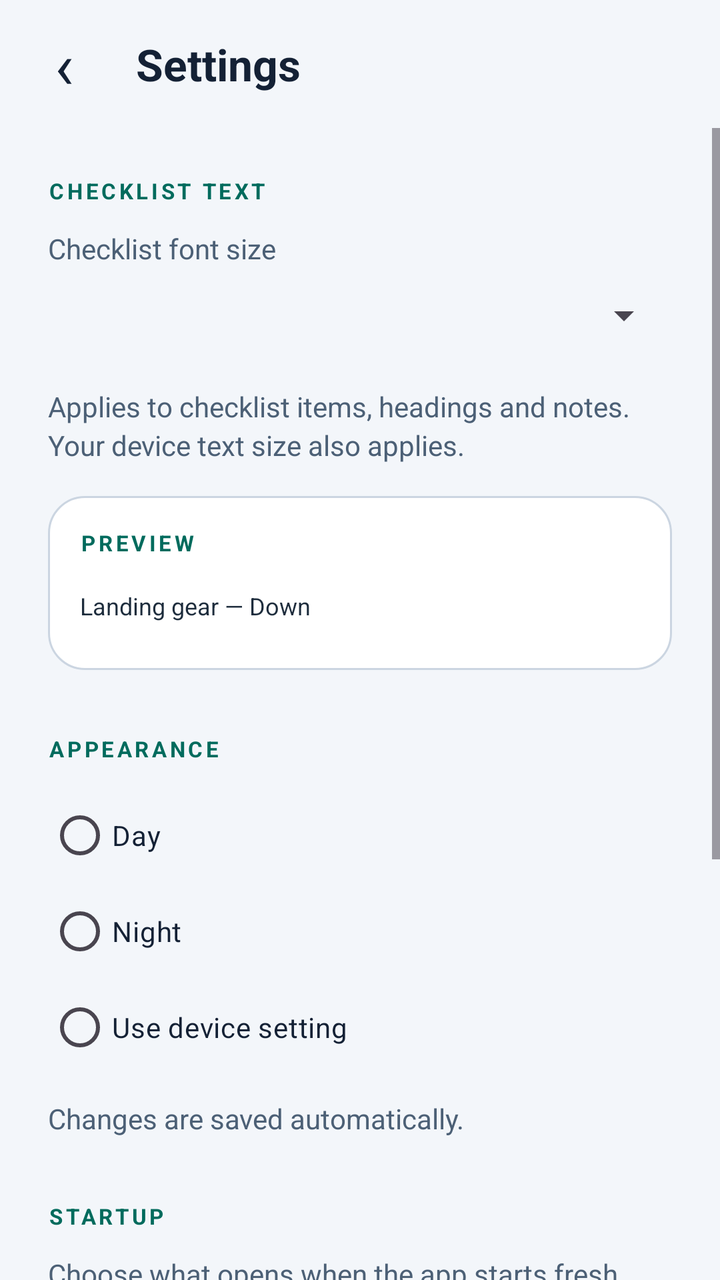
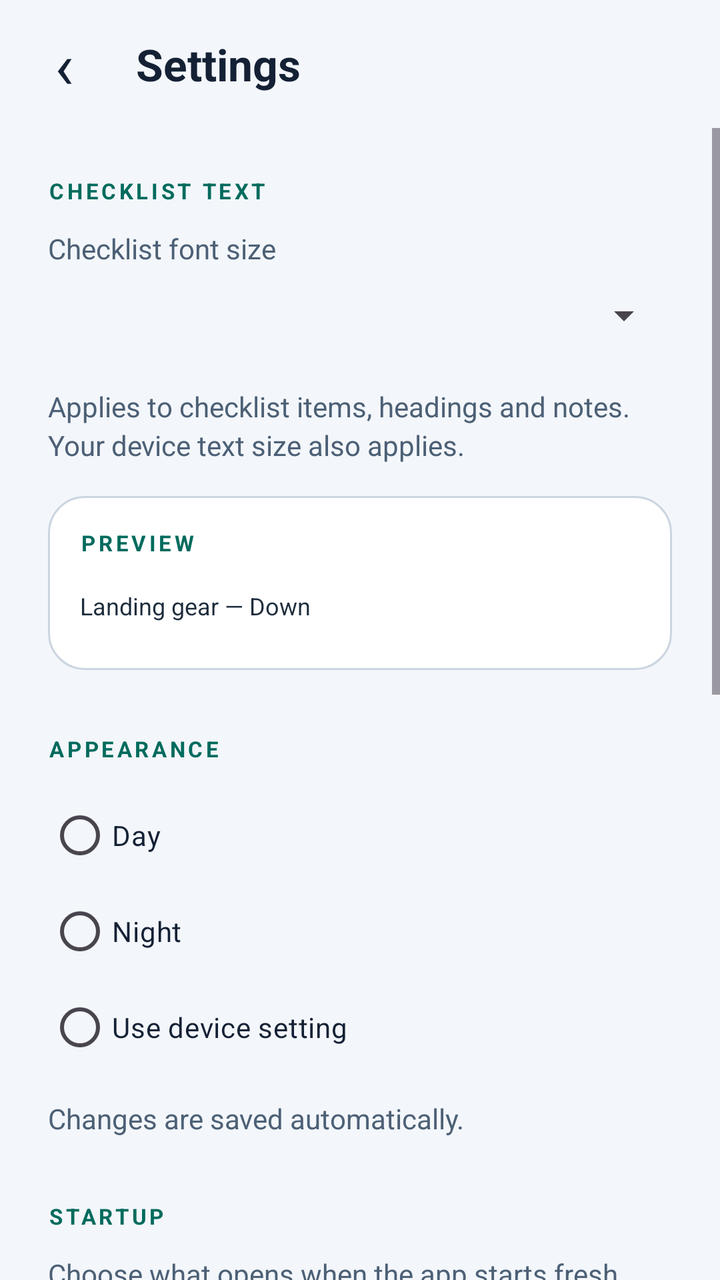

An Android layout rendered at two revisions. The XML below is the earlier revision; the diff shows what the commit changed to produce the second picture.
<!-- AndroidManifest.xml: application theme Theme.Electricalchecklist -->
<!-- res/layout/activity_settings.xml -->
<?xml version="1.0" encoding="utf-8"?>
<LinearLayout xmlns:android="http://schemas.android.com/apk/res/android" android:id="@+id/settings_root" android:layout_width="match_parent" android:layout_height="match_parent" android:orientation="vertical">
    <LinearLayout android:layout_width="match_parent" android:layout_height="wrap_content" android:orientation="horizontal" android:gravity="center_vertical" android:padding="8dp">
        <TextView android:id="@+id/settings_back" android:layout_width="48dp" android:layout_height="48dp" android:text="@string/back_symbol" android:textSize="32sp" android:textColor="@color/ink" android:gravity="center" android:background="?attr/selectableItemBackgroundBorderless" android:focusable="true" android:contentDescription="@string/back_from_settings"/>
        <TextView android:layout_width="0dp" android:layout_height="wrap_content" android:layout_weight="1" android:text="@string/settings" android:textSize="22sp" android:textStyle="bold" android:textColor="@color/ink" android:accessibilityHeading="true" android:paddingHorizontal="12dp"/>
    </LinearLayout>
    <ScrollView android:id="@+id/settings_scroll" android:layout_width="match_parent" android:layout_height="0dp" android:layout_weight="1" android:fillViewport="true">
        <LinearLayout android:layout_width="match_parent" android:layout_height="wrap_content" android:orientation="vertical" android:padding="24dp">
            <TextView style="@style/Eyebrow" android:text="@string/checklist_text"/>
            <TextView android:id="@+id/font_size_label" style="@style/BodyText" android:text="@string/checklist_font_size" android:labelFor="@id/font_size_selector"/>
            <Spinner android:id="@+id/font_size_selector" android:layout_width="match_parent" android:layout_height="48dp" android:spinnerMode="dropdown" android:contentDescription="@string/checklist_font_size"/>
            <TextView style="@style/BodyText" android:text="@string/font_size_hint"/>
            <LinearLayout android:layout_width="match_parent" android:layout_height="wrap_content" android:orientation="vertical" android:padding="16dp" android:layout_marginTop="16dp" android:background="@drawable/panel_background">
                <TextView style="@style/Eyebrow" android:text="@string/font_preview_label"/>
                <TextView android:id="@+id/font_preview" android:layout_width="match_parent" android:layout_height="wrap_content" android:layout_marginTop="16dp" android:layout_marginBottom="8dp" android:text="@string/font_preview_text" android:textSize="12sp" android:textColor="@color/checklist_ink"/>
            </LinearLayout>
            <TextView style="@style/Eyebrow" android:text="@string/appearance" android:layout_marginTop="32dp"/>
            <RadioGroup android:id="@+id/theme_choices" android:layout_width="match_parent" android:layout_height="wrap_content" android:layout_marginTop="12dp" android:orientation="vertical">
                <com.google.android.material.radiobutton.MaterialRadioButton android:id="@+id/theme_day" android:layout_width="match_parent" android:layout_height="wrap_content" android:minHeight="48dp" android:text="@string/theme_day" android:textColor="@color/ink"/>
                <com.google.android.material.radiobutton.MaterialRadioButton android:id="@+id/theme_night" android:layout_width="match_parent" android:layout_height="wrap_content" android:minHeight="48dp" android:text="@string/theme_night" android:textColor="@color/ink"/>
                <com.google.android.material.radiobutton.MaterialRadioButton android:id="@+id/theme_system" android:layout_width="match_parent" android:layout_height="wrap_content" android:minHeight="48dp" android:text="@string/theme_system" android:textColor="@color/ink"/>
            </RadioGroup>
            <TextView style="@style/BodyText" android:text="@string/display_settings_saved"/>
            <TextView style="@style/Eyebrow" android:text="@string/startup_heading" android:layout_marginTop="32dp"/>
            <TextView style="@style/BodyText" android:text="@string/startup_hint"/>
            <RadioGroup android:id="@+id/startup_choices" android:layout_width="match_parent" android:layout_height="wrap_content" android:layout_marginTop="12dp" android:orientation="vertical">
                <com.google.android.material.radiobutton.MaterialRadioButton android:id="@+id/startup_manufacturers" android:layout_width="match_parent" android:layout_height="wrap_content" android:minHeight="48dp" android:text="@string/startup_manufacturers" android:textColor="@color/ink"/>
                <com.google.android.material.radiobutton.MaterialRadioButton android:id="@+id/startup_favorite" android:layout_width="match_parent" android:layout_height="wrap_content" android:minHeight="48dp" android:text="@string/startup_favorite" android:textColor="@color/ink"/>
                <com.google.android.material.radiobutton.MaterialRadioButton android:id="@+id/startup_last_checklist" android:layout_width="match_parent" android:layout_height="wrap_content" android:minHeight="48dp" android:text="@string/startup_last_checklist" android:textColor="@color/ink"/>
            </RadioGroup>
            <LinearLayout android:id="@+id/startup_favorite_choice" android:layout_width="match_parent" android:layout_height="wrap_content" android:orientation="vertical" android:visibility="gone">
                <TextView android:id="@+id/startup_favorite_label" style="@style/BodyText" android:text="@string/startup_favorite_choice" android:labelFor="@id/startup_favorite_selector"/>
                <Spinner android:id="@+id/startup_favorite_selector" android:layout_width="match_parent" android:layout_height="wrap_content" android:minHeight="48dp" android:spinnerMode="dropdown" android:contentDescription="@string/startup_favorite_choice"/>
            </LinearLayout>
            <TextView android:id="@+id/startup_favorites_empty" style="@style/BodyText" android:text="@string/startup_favorites_empty" android:visibility="gone"/>
            <TextView style="@style/BodyText" android:text="@string/startup_fallback_hint" android:textSize="12sp"/>
            <com.google.android.material.button.MaterialButton android:id="@+id/about_button" style="@style/PrimaryAction" android:layout_marginTop="28dp" android:text="@string/about"/>
        </LinearLayout>
    </ScrollView>
</LinearLayout>
<!-- resources referenced by this layout -->
<resources>
  <color name="checklist_ink">#1D2C3C</color>
  <color name="ink">#142135</color>
  <string name="about">About</string>
  <string name="appearance">APPEARANCE</string>
  <string name="back_from_settings">Back to checklist app</string>
  <string name="back_symbol" translatable="false">‹</string>
  <string name="checklist_font_size">Checklist font size</string>
  <string name="checklist_text">CHECKLIST TEXT</string>
  <string name="display_settings_saved">Changes are saved automatically.</string>
  <string name="font_preview_label">PREVIEW</string>
  <string name="font_preview_text">Landing gear — Down</string>
  <string name="font_size_hint">Applies to checklist items, headings and notes. Your device text size also applies.</string>
  <string name="settings">Settings</string>
  <string name="startup_fallback_hint">The manufacturer list opens if no favorite or saved checklist is available.</string>
  <string name="startup_favorite">Favorite aircraft</string>
  <string name="startup_favorite_choice">Aircraft to open</string>
  <string name="startup_favorites_empty">Star an aircraft on its model card first, then choose it here.</string>
  <string name="startup_heading">STARTUP</string>
  <string name="startup_hint">Choose what opens when the app starts fresh. Returning from Settings keeps your current page.</string>
  <string name="startup_last_checklist">Last-used checklist</string>
  <string name="startup_manufacturers">Manufacturer list</string>
  <string name="theme_day">Day</string>
  <string name="theme_night">Night</string>
  <string name="theme_system">Use device setting</string>
  <style name="BodyText">
          <item name="android:layout_width">match_parent</item>
          <item name="android:layout_height">wrap_content</item>
          <item name="android:layout_marginTop">12dp</item>
          <item name="android:textSize">14sp</item>
          <item name="android:textColor">@color/muted</item>
          <item name="android:lineSpacingExtra">3dp</item>
      </style>
  <style name="Eyebrow">
          <item name="android:layout_width">match_parent</item>
          <item name="android:layout_height">wrap_content</item>
          <item name="android:textSize">11sp</item>
          <item name="android:textColor">@color/accent</item>
          <item name="android:letterSpacing">0.14</item>
          <item name="android:textStyle">bold</item>
      </style>
  <style name="Theme.Electricalchecklist" parent="Base.Theme.Electricalchecklist" />
  <color name="selected_panel">#DDF3EC</color>
  <color name="selected_border">#36816D</color>
  <color name="panel">#FFFFFF</color>
  <color name="border">#CBD5E1</color>
  <color name="muted">#4C6076</color>
  <color name="accent">#006B5D</color>
  <color name="on_accent">#FFFFFF</color>
  <color name="app_background">#F3F6FA</color>
  <!-- unchanged entries left out for length: 4 -->
</resources>

<!-- the commit's change to res/layout/activity_settings.xml (unified diff, before → after) -->
@@ -34,6 +34,11 @@
             </LinearLayout>
             <TextView android:id="@+id/startup_favorites_empty" style="@style/BodyText" android:text="@string/startup_favorites_empty" android:visibility="gone"/>
             <TextView style="@style/BodyText" android:text="@string/startup_fallback_hint" android:textSize="12sp"/>
+            <TextView style="@style/Eyebrow" android:text="@string/updates_heading" android:layout_marginTop="32dp"/>
+            <TextView style="@style/BodyText" android:text="@string/update_settings_hint"/>
+            <TextView android:id="@+id/update_status" style="@style/BodyText" android:accessibilityLiveRegion="polite"/>
+            <com.google.android.material.button.MaterialButton android:id="@+id/check_updates_button" style="@style/PrimaryAction" android:layout_marginTop="16dp" android:text="@string/check_updates"/>
+            <com.google.android.material.button.MaterialButton android:id="@+id/view_releases_button" style="@style/TextAction" android:text="@string/view_releases"/>
             <com.google.android.material.button.MaterialButton android:id="@+id/about_button" style="@style/PrimaryAction" android:layout_marginTop="28dp" android:text="@string/about"/>
         </LinearLayout>
     </ScrollView>
<!-- resource entries referenced after the edit -->
@@ -6,6 +6,7 @@
   <string name="appearance">APPEARANCE</string>
   <string name="back_from_settings">Back to checklist app</string>
   <string name="back_symbol" translatable="false">‹</string>
+  <string name="check_updates">Check for updates</string>
   <string name="checklist_font_size">Checklist font size</string>
   <string name="checklist_text">CHECKLIST TEXT</string>
   <string name="display_settings_saved">Changes are saved automatically.</string>
@@ -24,6 +25,9 @@
   <string name="theme_day">Day</string>
   <string name="theme_night">Night</string>
   <string name="theme_system">Use device setting</string>
+  <string name="update_settings_hint">Checks GitHub each time you open or return to the app. Automatic update prompts appear on Home, so they do not interrupt a checklist.</string>
+  <string name="updates_heading">UPDATES</string>
+  <string name="view_releases">View GitHub releases</string>
   <style name="BodyText">
           <item name="android:layout_width">match_parent</item>
           <item name="android:layout_height">wrap_content</item>
@@ -40,6 +44,14 @@
           <item name="android:letterSpacing">0.14</item>
           <item name="android:textStyle">bold</item>
       </style>
+  <style name="TextAction" parent="Widget.Material3.Button.TextButton">
+          <item name="android:layout_width">wrap_content</item>
+          <item name="android:layout_height">wrap_content</item>
+          <item name="android:minHeight">48dp</item>
+          <item name="android:textAllCaps">false</item>
+          <item name="android:textColor">@color/muted</item>
+          <item name="android:textSize">14sp</item>
+      </style>
   <style name="Theme.Electricalchecklist" parent="Base.Theme.Electricalchecklist" />
   <color name="selected_panel">#DDF3EC</color>
   <color name="selected_border">#36816D</color>
